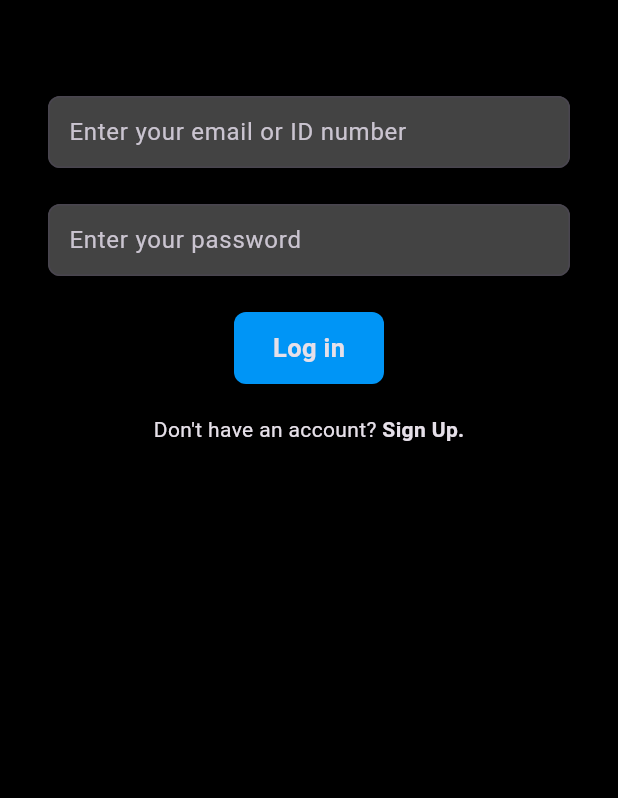
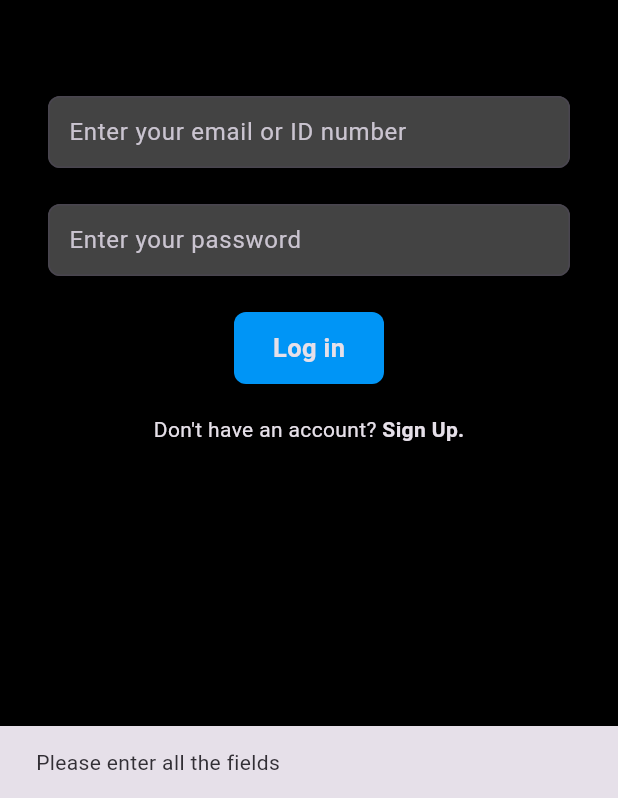
Before and after one commit to hitesh409/Campus-Connect, a Flutter app: the LoginScreen screen opened directly, after a tap on "Log in", on a phone screen of 412 x 824 dp, the part 438-1236 px from its top. Run offline on Flutter 3.47's test engine with Material 3 defaults, Android fonts, the phone set to English and light mode, and no system bars; our stand-ins replace cloud_firestore, firebase_auth, firebase_core, firebase_storage, flutter_svg, image_picker; accounts and stored records are empty.

Commit message:
FireBase Login Auth

```diff
--- a/lib/main.dart
+++ b/lib/main.dart
@@ -45,8 +45,8 @@
             //   mobileScreenLayout: MobileScreenLayout(),
             //   webScreenLayout: WebScreenLayout(),
             // ),
-          //const LoginScreen()
-          const SignupScreen(),
+            const LoginScreen()
+        //const SignupScreen(),
         );
   }
 }
--- a/lib/resources/auth_methods.dart
+++ b/lib/resources/auth_methods.dart
@@ -49,4 +49,22 @@ class AuthMethods {
     }
     return res;
   }
+
+  //Logging in user
+  Future<String> loginUser(
+      {required String email, required String password}) async {
+    String res = "Some error occurred";
+    try {
+      if (email.isNotEmpty || password.isNotEmpty) {
+        await _auth.signInWithEmailAndPassword(
+            email: email, password: password);
+        res = "Success";
+      } else {
+        res = "Please enter all the fields";
+      }
+    } catch (err) {
+      res = err.toString();
+    }
+    return res;
+  }
 }
--- a/lib/screens/login_screen.dart
+++ b/lib/screens/login_screen.dart
@@ -1,4 +1,6 @@
+import 'package:campus_connect_app/resources/auth_methods.dart';
 import 'package:campus_connect_app/utils/colors.dart';
+import 'package:campus_connect_app/utils/utils.dart';
 import 'package:campus_connect_app/widgets/text_field_input.dart';
 import 'package:flutter/material.dart';
 import 'package:flutter_svg/flutter_svg.dart';
@@ -13,6 +15,7 @@ class LoginScreen extends StatefulWidget {
 class _LoginScreenState extends State<LoginScreen> {
   final TextEditingController _emailController = TextEditingController();
   final TextEditingController _passwordController = TextEditingController();
+  bool _isLoading = false;
 
   @override
   void dispose() {
@@ -20,6 +23,23 @@ class _LoginScreenState extends State<LoginScreen> {
     super.dispose();
     _emailController.dispose();
     _passwordController.dispose();
+  }
+
+  void loginUser() async {
+    setState(() {
+      _isLoading = true;
+    });
+    String res = await AuthMethods().loginUser(
+      email: _emailController.text,
+      password: _passwordController.text,
+    );
+    setState(() {
+      _isLoading = false;
+    });
+    if (res == 'success') {
+    } else {
+      showSnackBar(res, context);
+    }
   }
 
   @override
@@ -61,7 +81,7 @@ class _LoginScreenState extends State<LoginScreen> {
               height: 24,
             ),
             InkWell(
-              onTap: () {},
+              onTap: loginUser,
               child: Container(
                 width: 100,
                 alignment: Alignment.center,
@@ -73,7 +93,17 @@ class _LoginScreenState extends State<LoginScreen> {
                       ),
                     ),
                     color: blueColor),
-                child: const Text(
+                child: _isLoading
+                    ? const Center(
+                        child: SizedBox(
+                          width: 24,
+                          height: 24,
+                          child: CircularProgressIndicator(
+                            color: primaryColor,
+                          ),
+                        ),
+                      )
+                    : const Text(
                         "Log in",
                         style: TextStyle(
                           fontSize: 17,
```
Lines whose indentation alone changed are shown as unchanged.
